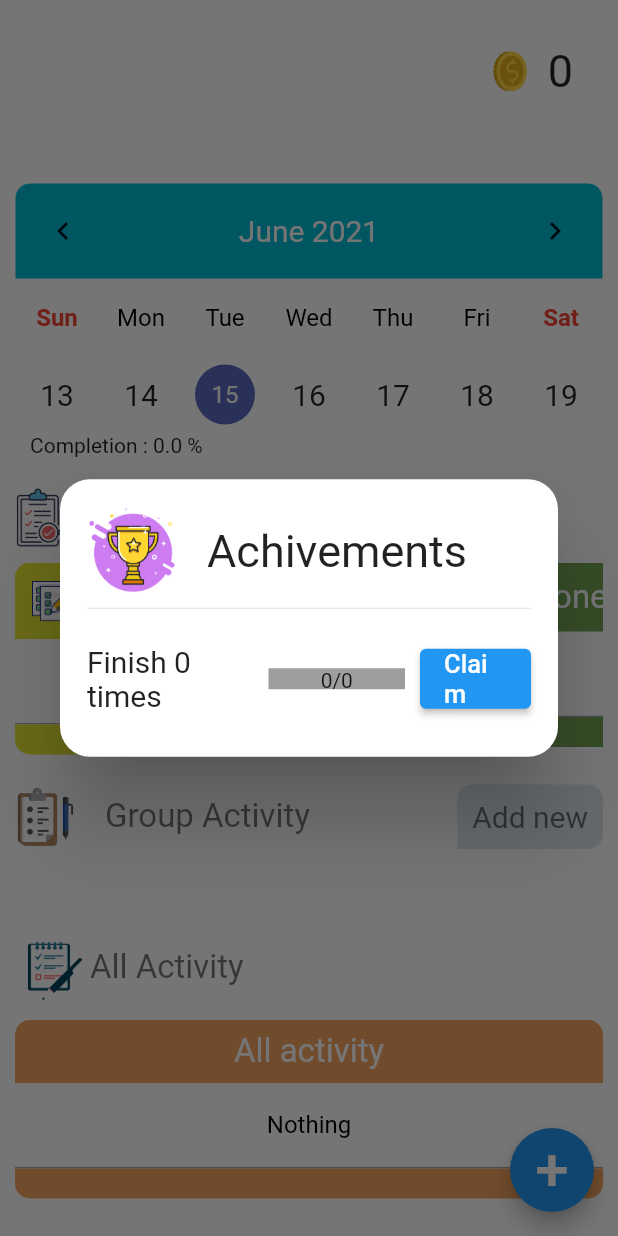
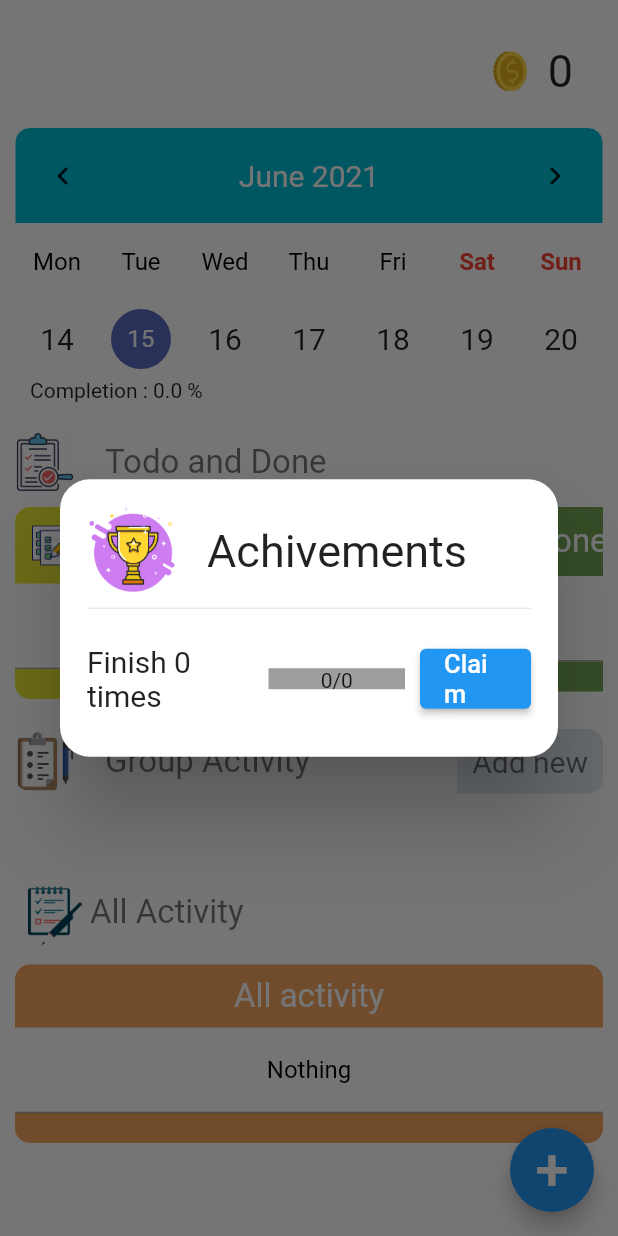
Before and after one commit to CongPhiNguyen/focusAssist, a Flutter app: the JournalScreen screen opened directly, after a tap on an icon or button, on a phone screen of 412 x 824 dp. Run offline on Flutter 3.47's test engine with Material 2 defaults, Android fonts, the phone set to English and light mode, and no system bars; drawn by our look-alikes of percent_indicator, table_calendar; our stand-ins replace audioplayers, curved_navigation_bar, flutter_calendar_carousel, flutter_local_notifications, fluttertoast, image_picker and 6 more; missing offline and left inert: flutter_config, flutter_gifimage, flutter_volume_slider, simple_timer; accounts and stored records are empty; statements that could not run were skipped.

Commit message:
Hoàn thành thành tựu

```diff
--- a/focus_assist/lib/pages/statistic/journal_screen.dart
+++ b/focus_assist/lib/pages/statistic/journal_screen.dart
@@ -74,7 +74,7 @@ class _JournalScreenState extends State<JournalScreen> {
     getToDoList();
     getAllGroup();
     getDoneTask();
-    loadQuote();
+    //loadQuote();
     achiveNotification();
     rate = '0';
   }
@@ -111,7 +111,7 @@ class _JournalScreenState extends State<JournalScreen> {
   // Các hàm cần thiết để load dữ liệu
   void loadQuote() async {
     List<Map<String, dynamic>> database = await dbHelper
-        .rawQuery(''' select * from TRICHDAN order by RANDOM() ''');
+        .rawQuery(''' select * from TRICHDAN order by RANDOM() limit 1''');
     if (database.length > 0) {
       if (this.mounted) {
         setState(() {
@@ -867,6 +867,7 @@ class _JournalScreenState extends State<JournalScreen> {
           TableCalendar(
             firstDay: DateTime.utc(2010, 10, 16),
             lastDay: DateTime.utc(2030, 3, 14),
+            startingDayOfWeek: StartingDayOfWeek.monday,
             focusedDay: _focusedDay,
             calendarFormat: _calendarFormat,
             selectedDayPredicate: (day) {
@@ -994,7 +995,17 @@ class _JournalScreenState extends State<JournalScreen> {
     return 1;
   }
 
-  void achiveNotification() async {
+  Future<int> getCurrentActivityLevel() async {
+    int countDatabaseLevel = 0;
+    String key = StaticData.userID;
+    List<Map<String, dynamic>> data = await dbHelper.rawQuery(
+        '''select count(*) as SOLAN from THANHTUU t join THANHTUUNGUOIDUNG tn on t.MATHANHTUU=tn.MATHANHTUU where tn.MANGUOIDUNG='$key' and t.VANG=20  ''');
+    countDatabaseLevel = data[0]['SOLAN'];
+    print('shit' + countDatabaseLevel.toString());
+    return countDatabaseLevel;
+  }
+
+  Future<void> achiveNotification() async {
     int level = await getCurrentDoneLevel();
     if (level == 4) {
       if (this.mounted)
@@ -1005,16 +1016,27 @@ class _JournalScreenState extends State<JournalScreen> {
     }
 
     int done = await countDone();
-    List<int> targetDone = [1, 3, 5]; //[100, 500, 1500];
+    List<int> targetDone = [100, 500, 1500]; //[1, 3, 5]; //[100, 500, 1500];
     if (done > targetDone[level - 1]) {
       if (this.mounted)
         setState(() {
           gotAchive = true;
         });
-    } else if (this.mounted)
+      return;
+    }
+    int levelNow = (done * 1.0 / 4).round();
+    int achivedLevel = await getCurrentActivityLevel();
+    print('levelNow $levelNow');
+    if (levelNow > achivedLevel) {
+      if (this.mounted)
+        setState(() {
+          gotAchive = true;
+        });
+    } else {
       setState(() {
         gotAchive = false;
       });
+    }
   }
 
   @override
@@ -1058,16 +1080,6 @@ class _JournalScreenState extends State<JournalScreen> {
                 width: 30,
               ),
             ],
-          ),
-        ),
-        //Đây để hiện cái dòng qoutes
-        Padding(
-          padding: const EdgeInsets.fromLTRB(50, 10, 50, 0),
-          child: Center(
-            child: Text(
-              quotes,
-              style: TextStyle(fontSize: 23),
-            ),
           ),
         ),
         SizedBox(
```
Also changed, not shown: focus_assist/lib/pages/statistic/list_of_achivement_screen.dart (+80 -146 lines).
